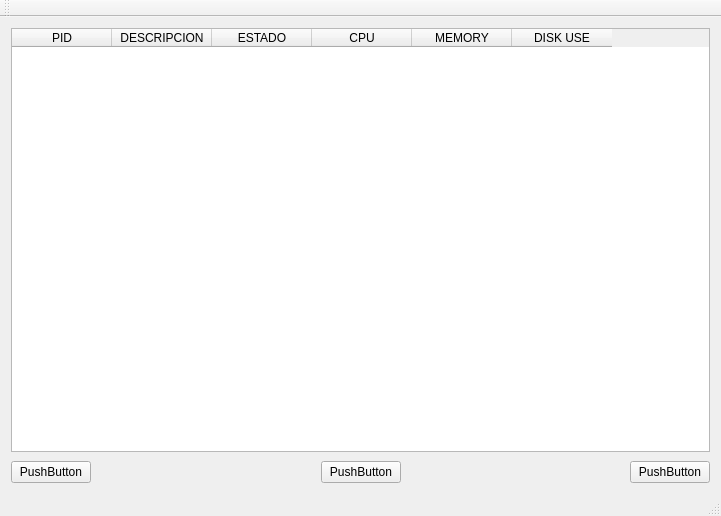
First picture: the form in mainwindow.ui, repository EduardoLeonel/TaskManager, before the edit.
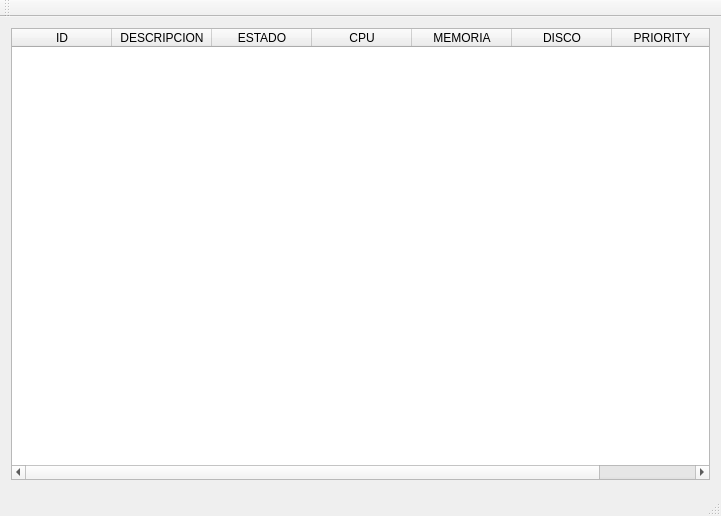
Second picture: the form after the edit.

Commit message: created priorityWindow, fixed others

```diff
--- a/mainwindow.ui
+++ b/mainwindow.ui
@@ -24,7 +24,7 @@
        <widget class="QTableWidget" name="task_table">
         <column>
          <property name="text">
-          <string>PID</string>
+          <string>ID</string>
          </property>
         </column>
         <column>
@@ -44,12 +44,17 @@
         </column>
         <column>
          <property name="text">
-          <string>MEMORY</string>
+          <string>MEMORIA</string>
          </property>
         </column>
         <column>
          <property name="text">
-          <string>DISK USE</string>
+          <string>DISCO</string>
+         </property>
+        </column>
+        <column>
+         <property name="text">
+          <string>PRIORITY</string>
          </property>
         </column>
        </widget>
@@ -65,59 +70,6 @@
         <property name="topMargin">
          <number>3</number>
         </property>
-        <item>
-         <widget class="QPushButton" name="pushButton_2">
-          <property name="enabled">
-           <bool>true</bool>
-          </property>
-          <property name="text">
-           <string>PushButton</string>
-          </property>
-          <property name="checkable">
-           <bool>false</bool>
-          </property>
-         </widget>
-        </item>
-        <item>
-         <spacer name="horizontalSpacer">
-          <property name="orientation">
-           <enum>Qt::Horizontal</enum>
-          </property>
-          <property name="sizeHint" stdset="0">
-           <size>
-            <width>20</width>
-            <height>20</height>
-           </size>
-          </property>
-         </spacer>
-        </item>
-        <item>
-         <widget class="QPushButton" name="pushButton_3">
-          <property name="text">
-           <string>PushButton</string>
-          </property>
-         </widget>
-        </item>
-        <item>
-         <spacer name="horizontalSpacer_2">
-          <property name="orientation">
-           <enum>Qt::Horizontal</enum>
-          </property>
-          <property name="sizeHint" stdset="0">
-           <size>
-            <width>20</width>
-            <height>20</height>
-           </size>
-          </property>
-         </spacer>
-        </item>
-        <item>
-         <widget class="QPushButton" name="pushButton">
-          <property name="text">
-           <string>PushButton</string>
-          </property>
-         </widget>
-        </item>
        </layout>
       </item>
      </layout>
```
Left out of the diff: 2 changed lines with no effect on the pictures. The commit also changes 11 other files.
